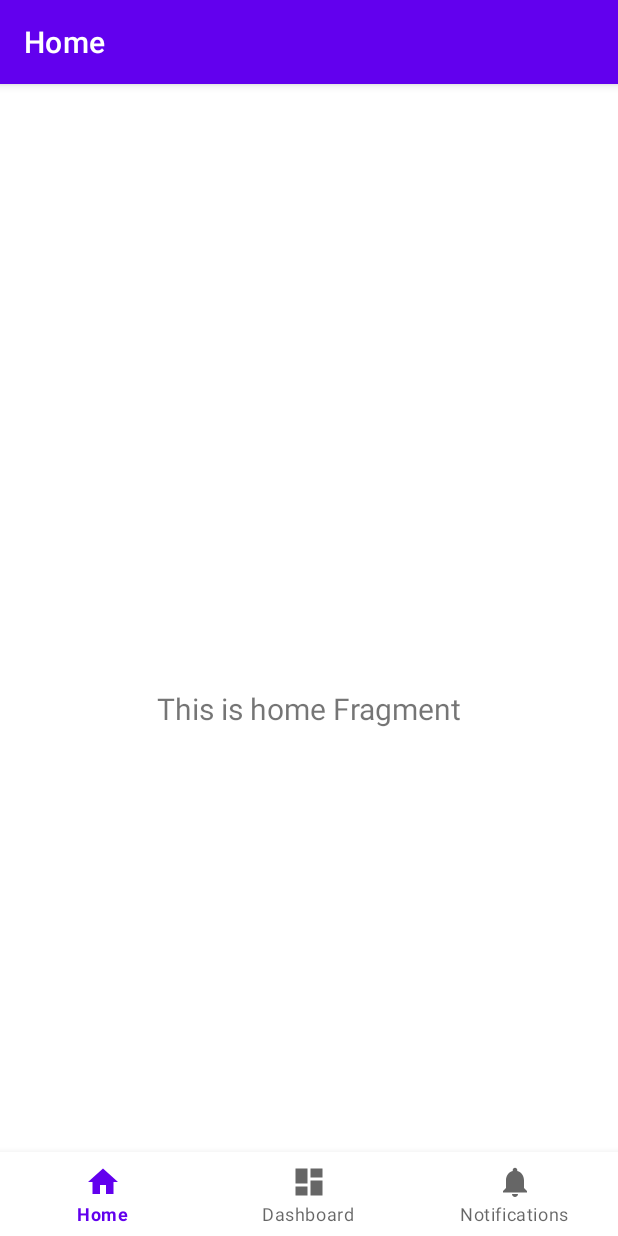
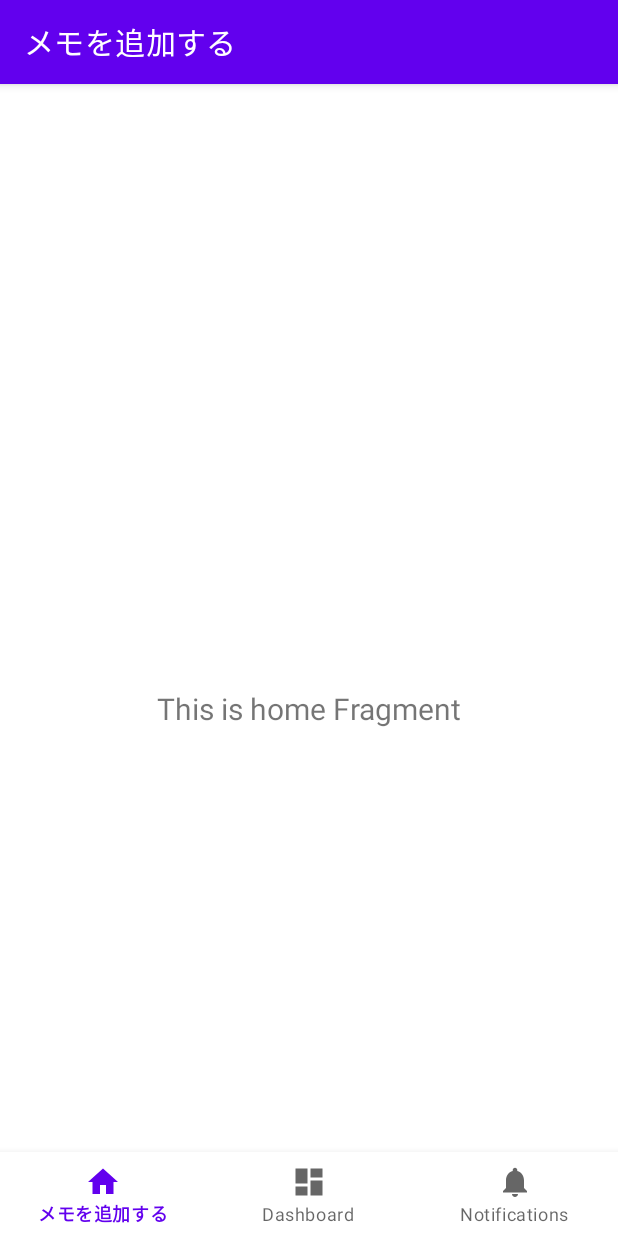
Before and after one commit to riverb00k/yao, an Android app: the screen it shows after launch (MainActivity), on a phone screen of 412 x 824 dp. Run offline under Robolectric (Android 15) with nearby library versions, the phone set to English and light mode, and no system bars; our stand-ins replace navigation-ui.

Commit message:
メモを追加するを追加しました。

```diff
--- a/app/src/main/res/values/strings.xml
+++ b/app/src/main/res/values/strings.xml
@@ -1,6 +1,6 @@
 <resources>
     <string name="app_name">yao</string>
-    <string name="title_home">Home</string>
+    <string name="title_home">メモを追加する</string>
     <string name="title_dashboard">Dashboard</string>
     <string name="title_notifications">Notifications</string>
 </resources>
```
